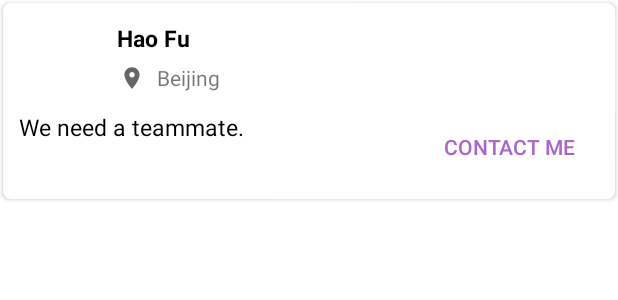
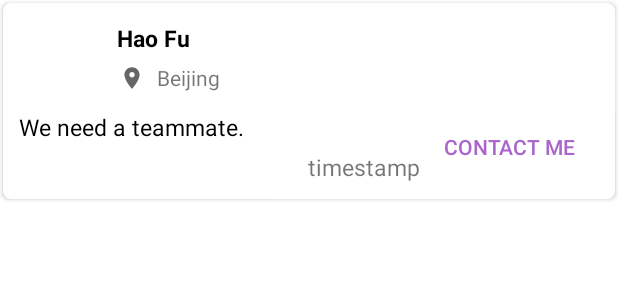
Before and after one commit to TheFu527/e-game-playground, an Android app: the layout teamup_card.xml on its own in the app's theme, with its tools: preview values and no code run, on a phone screen of 412 x 824 dp. Shown: the top 300 px of the screen. Run offline under Robolectric (Android 15) with nearby library versions, the phone set to English and light mode, and no system bars.

Commit message:
feat(team-up & dto): 1. define user info dto; 2. init RecyclerView for team up

```diff
--- /dev/null
+++ b/EgamePlaygound/app/src/main/java/edu/neu/madcourse/numad21fa/egameplaygound/constant/enums/user/UserGenderEnum.java
@@ -0,0 +1,6 @@
+package edu.neu.madcourse.numad21fa.egameplaygound.constant.enums.user;
+
+public enum UserGenderEnum {
+    MALE,
+    FEMALE,
+}
--- a/EgamePlaygound/app/src/main/res/layout/teamup_card.xml
+++ b/EgamePlaygound/app/src/main/res/layout/teamup_card.xml
@@ -69,7 +69,7 @@
             android:textStyle="bold" />
 
         <TextView
-            android:id="@+id/card_user_location_tv"
+            android:id="@+id/card_location_tv"
             android:layout_width="wrap_content"
             android:layout_height="wrap_content"
             android:layout_below="@+id/card_user_name_tv"
@@ -79,18 +79,29 @@
             android:text="@string/card_location" />
 
         <TextView
-            android:id="@+id/card_description"
+            android:id="@+id/card_description_tv"
             android:layout_width="wrap_content"
             android:layout_height="wrap_content"
             android:layout_below="@+id/card_user_avatar_img"
             android:layout_marginStart="5dp"
             android:layout_marginTop="6dp"
+            android:text="@string/card_description"
             android:textColor="@android:color/black"
-            android:textSize="15sp"
-            android:text="@string/card_description" />
+            android:textSize="15sp" />
+
+        <TextView
+            android:id="@+id/card_timestamp_tv"
+            android:layout_width="wrap_content"
+            android:layout_height="wrap_content"
+            android:layout_alignBottom="@id/card_contact_me_button"
+            android:layout_marginStart="5dp"
+            android:layout_marginTop="6dp"
+            android:layout_toStartOf="@id/card_contact_me_button"
+            android:text="@string/card_timestamp"
+            android:textSize="15sp" />
 
         <Button
-            android:id="@+id/card_contact_me"
+            android:id="@+id/card_contact_me_button"
             style="?android:attr/borderlessButtonStyle"
             android:layout_width="wrap_content"
             android:layout_height="wrap_content"
--- a/EgamePlaygound/app/src/main/res/values/strings.xml
+++ b/EgamePlaygound/app/src/main/res/values/strings.xml
@@ -8,5 +8,6 @@
     <string name="card_location">Beijing</string>
     <string name="card_user_name">Hao Fu</string>
     <string name="card_description">We need a teammate.</string>
+    <string name="card_timestamp">timestamp</string>
 
 </resources>
```
Also changed, not shown: EgamePlaygound/app/src/main/java/edu/neu/madcourse/numad21fa/egameplaygound/constant/enums/user/UserLevelEnum.java (added, +7 -0 lines), EgamePlaygound/app/src/main/java/edu/neu/madcourse/numad21fa/egameplaygound/model/dto/UserInfoDTO.java (added, +46 -0 lines), EgamePlaygound/app/src/main/java/edu/neu/madcourse/numad21fa/egameplaygound/ui/teamup/TeamUpCard.java (added, +55 -0 lines), EgamePlaygound/app/src/main/java/edu/neu/madcourse/numad21fa/egameplaygound/ui/teamup/TeamUpCardViewHolder.java (added, +73 -0 lines), EgamePlaygound/app/src/main/java/edu/neu/madcourse/numad21fa/egameplaygound/ui/teamup/TeamUpRecyclerViewAdapter.java (added, +49 -0 lines).
